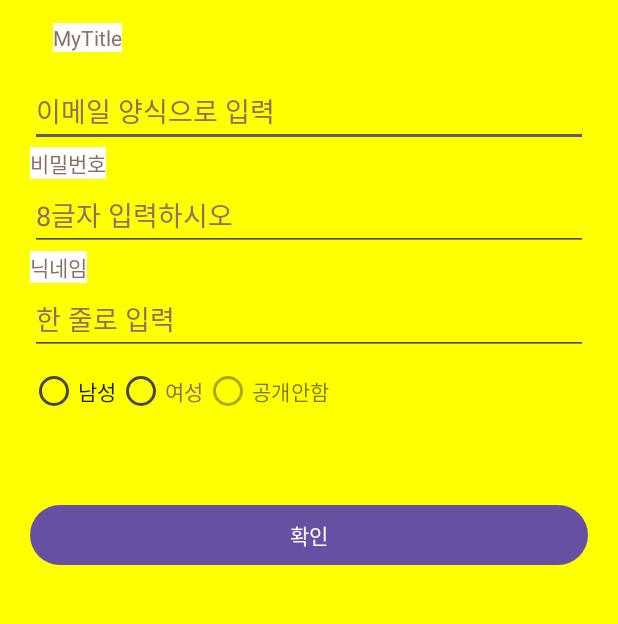
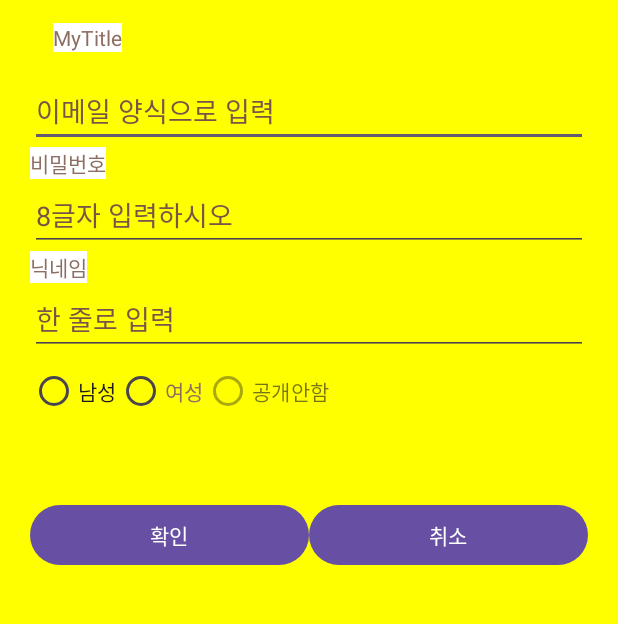
Before and after one commit to msm031/Signup1, an Android app: the screen it shows after launch (MainActivity), on a phone screen of 412 x 824 dp, the part 210-834 px from its top. Run offline under Robolectric (Android 15) with nearby library versions, the phone set to English and light mode, and no system bars.

Commit message:
weight 속성을 체험해 보았다.

```diff
--- a/app/src/main/res/layout/activity_main.xml
+++ b/app/src/main/res/layout/activity_main.xml
@@ -45,8 +45,8 @@
         android:layout_height="wrap_content"
         android:autofillHints="no"
         android:hint="@string/email"
-        android:textColorHint="#8D6E63"
         android:inputType="textEmailAddress"
+        android:textColorHint="#795548"
 
 
         tools:ignore="LabelFor,SpeakableTextPresentCheck,TextFields,TouchTargetSizeCheck,VisualLintTextFieldSize" />
@@ -63,8 +63,8 @@
         android:layout_height="wrap_content"
         android:autofillHints="no"
         android:hint="@string/암호입력갯수"
-        android:textColorHint="#8D6E63"
         android:inputType="textPassword"
+        android:textColorHint="#795548"
 
 
         tools:ignore="LabelFor,SpeakableTextPresentCheck,TextFields,TouchTargetSizeCheck,VisualLintTextFieldSize" />
@@ -81,9 +81,9 @@
         android:layout_height="wrap_content"
         android:autofillHints="no"
         android:hint="@string/한줄로입력"
-        android:textColorHint="#8D6E63"
+        android:imeOptions="actionSearch"
         android:singleLine="true"
-        android:imeOptions="actionSearch"
+        android:textColorHint="#795548"
 
 
         tools:ignore="LabelFor,SpeakableTextPresentCheck,TextFields,TouchTargetSizeCheck,VisualLintTextFieldSize" />
@@ -126,11 +126,32 @@
         android:textColor="#8D6E63"
         tools:ignore="TextContrastCheck" />
 
-    <Button
-    android:layout_width="match_parent"
-    android:layout_height="wrap_content"
-    android:text="@string/확인"
-    tools:ignore="VisualLintButtonSize" />
+    <LinearLayout
+        android:layout_width="match_parent"
+        android:layout_height="wrap_content"
+        android:orientation="horizontal">
+
+        <Button
+            android:layout_width="match_parent"
+            android:layout_height="wrap_content"
+            android:layout_weight="1"
+            android:text="@string/확인"
+            tools:ignore="VisualLintButtonSize" />
+
+        <Button
+            android:layout_width="match_parent"
+            android:layout_height="wrap_content"
+            android:layout_weight="1"
+            android:text="@string/취소"
+            tools:ignore="VisualLintButtonSize" />
+
+
+
+
+    </LinearLayout>
+
+
+
 
 
 
--- a/app/src/main/res/values/strings.xml
+++ b/app/src/main/res/values/strings.xml
@@ -11,4 +11,5 @@
     <string name="남성">남성</string>
     <string name="여성">여성</string>
     <string name="공개안함">공개안함</string>
+    <string name="취소">취소</string>
 </resources>
```
